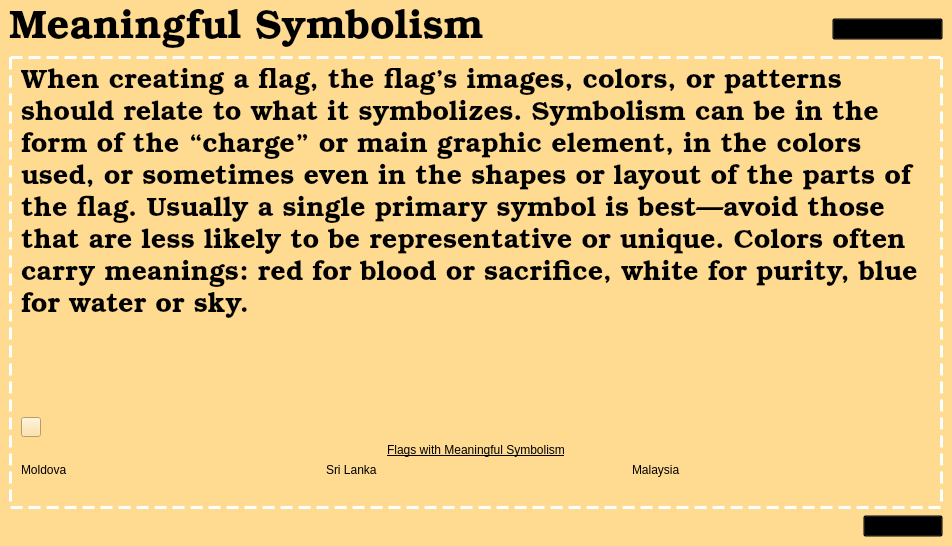
This is meaningfulsymbolismlesson.ui in zxjorge/EDApp as Qt 5 draws it before an edit. The edited form follows.
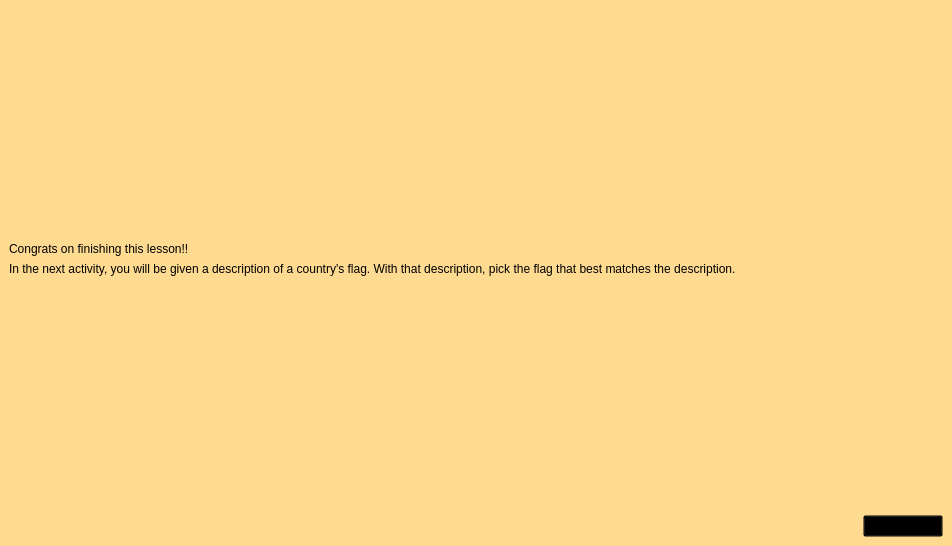
This is the edited form. The open tabs and pages were chosen to show the change. Icons and pictures are not drawn. Custom widgets are drawn as their Qt base class.

Commit message: ms activity displaying prompts

Patch:
```diff
--- a/meaningfulsymbolismlesson.ui
+++ b/meaningfulsymbolismlesson.ui
@@ -13,6 +13,9 @@
   <property name="windowTitle">
    <string>StackedWidget</string>
   </property>
+  <property name="layoutDirection">
+   <enum>Qt::RightToLeft</enum>
+  </property>
   <property name="currentIndex">
    <number>0</number>
   </property>
@@ -140,6 +143,9 @@
                  <height>20</height>
                 </size>
                </property>
+               <property name="layoutDirection">
+                <enum>Qt::LeftToRight</enum>
+               </property>
                <property name="styleSheet">
                 <string notr="true">border-image: url(:/Icons/Speaker_Icon.svg.png);</string>
                </property>
@@ -629,7 +635,101 @@
     </item>
    </layout>
   </widget>
+  <widget class="QWidget" name="page_3">
+   <property name="styleSheet">
+    <string notr="true">background-color: rgb(255, 219, 146);</string>
+   </property>
+   <layout class="QVBoxLayout" name="verticalLayout_14">
+    <item>
+     <spacer name="verticalSpacer">
+      <property name="orientation">
+       <enum>Qt::Vertical</enum>
+      </property>
+      <property name="sizeHint" stdset="0">
+       <size>
+        <width>20</width>
+        <height>10</height>
+       </size>
+      </property>
+     </spacer>
+    </item>
+    <item>
+     <widget class="QLabel" name="label_19">
+      <property name="styleSheet">
+       <string notr="true">font: 500 30pt &quot;Bookman Old Style&quot;;
+color: rgb(0, 0, 0);</string>
+      </property>
+      <property name="text">
+       <string>Congrats on finishing this lesson!!</string>
+      </property>
+      <property name="scaledContents">
+       <bool>true</bool>
+      </property>
+      <property name="alignment">
+       <set>Qt::AlignLeading|Qt::AlignLeft|Qt::AlignTop</set>
+      </property>
+      <property name="wordWrap">
+       <bool>true</bool>
+      </property>
+     </widget>
+    </item>
+    <item>
+     <widget class="QLabel" name="label_20">
+      <property name="styleSheet">
+       <string notr="true">font: 300 15pt &quot;Bookman Old Style&quot;;
+color: rgb(0, 0, 0);</string>
+      </property>
+      <property name="text">
+       <string>In the next activity, you will be given a description of a country's flag. With that description, pick the flag that best matches the description.</string>
+      </property>
+      <property name="wordWrap">
+       <bool>true</bool>
+      </property>
+     </widget>
+    </item>
+    <item>
+     <spacer name="verticalSpacer_2">
+      <property name="orientation">
+       <enum>Qt::Vertical</enum>
+      </property>
+      <property name="sizeHint" stdset="0">
+       <size>
+        <width>20</width>
+        <height>40</height>
+       </size>
+      </property>
+     </spacer>
+    </item>
+    <item>
+     <widget class="QPushButton" name="nextButton_3">
+      <property name="maximumSize">
+       <size>
+        <width>80</width>
+        <height>16777215</height>
+       </size>
+      </property>
+      <property name="styleSheet">
+       <string notr="true">text-decoration: underline; 
+font: 9pt &quot;Arial Narrow&quot;;
+background-color: transparent;</string>
+      </property>
+      <property name="text">
+       <string>Next</string>
+      </property>
+     </widget>
+    </item>
+   </layout>
+  </widget>
+  <widget class="MeaningfulSymbolismActivity" name="page_4"/>
  </widget>
+ <customwidgets>
+  <customwidget>
+   <class>MeaningfulSymbolismActivity</class>
+   <extends>QWidget</extends>
+   <header location="global">meaningfulsymbolismactivity.h</header>
+   <container>1</container>
+  </customwidget>
+ </customwidgets>
  <resources>
   <include location="Resources.qrc"/>
  </resources>
```
Left out of the diff: 165 changed lines with no effect on the pictures. The commit also changes 6 other files.
